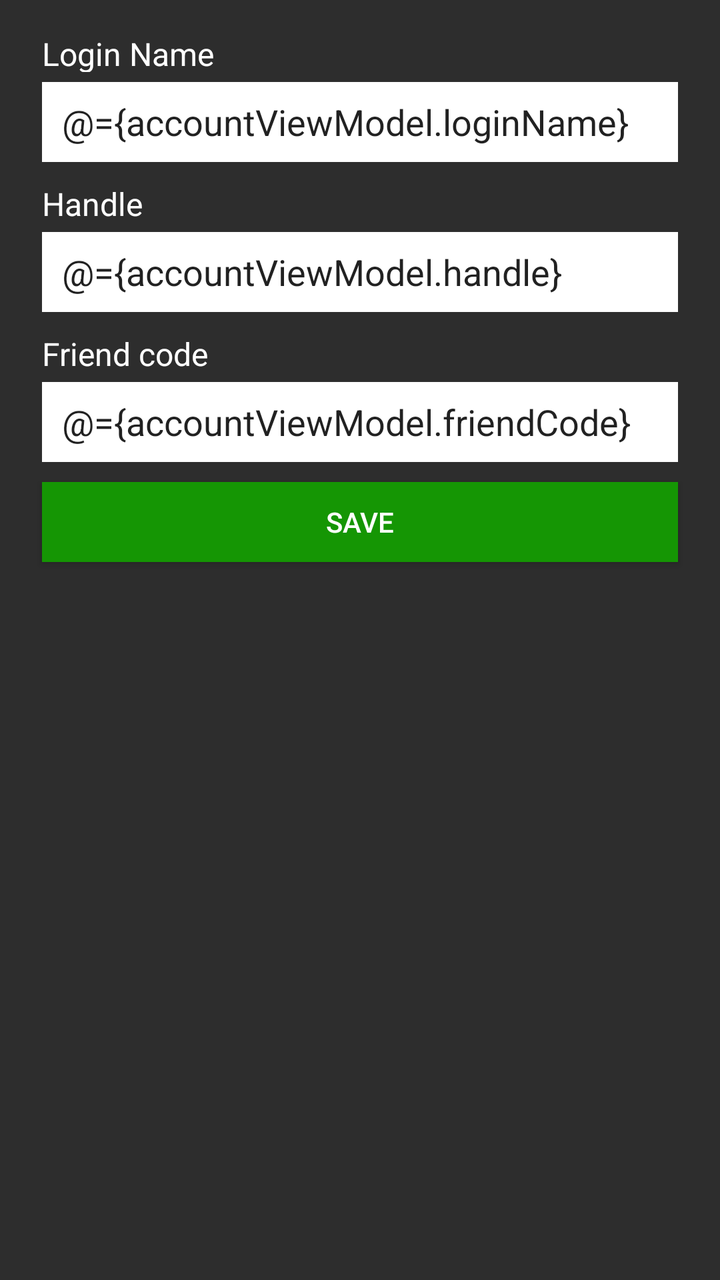
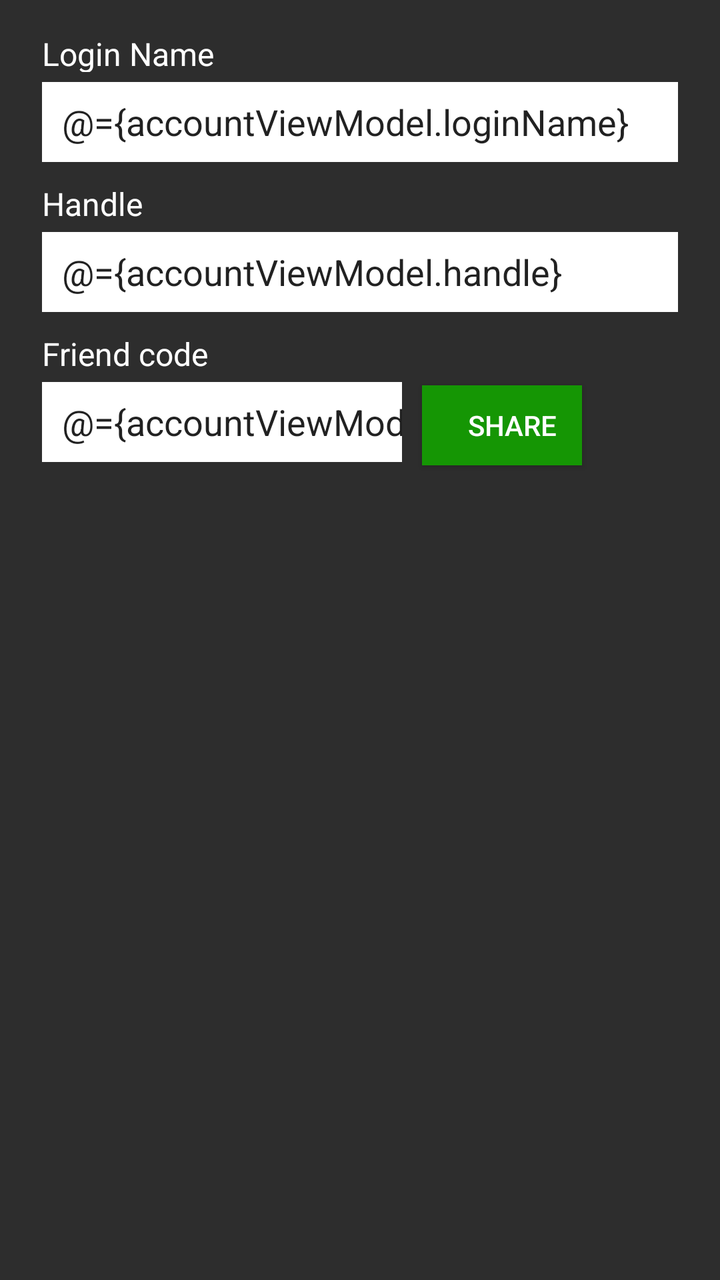

An Android layout rendered at two revisions. The XML below is the earlier revision; the diff shows what the commit changed to produce the second picture.
<!-- AndroidManifest.xml: application theme AppTheme -->
<!-- res/layout/activity_account.xml -->
<layout xmlns:android="http://schemas.android.com/apk/res/android">

    <data>
        <variable
            name="accountViewModel"
            type="robert.purdey.caddytracker.ui.viewmodels.AccountViewModel" />
    </data>

    <RelativeLayout
        xmlns:tools="http://schemas.android.com/tools"
        android:id="@+id/activity_account"
        android:layout_width="match_parent"
        android:layout_height="match_parent"
        android:paddingBottom="@dimen/activity_vertical_margin"
        android:paddingLeft="@dimen/activity_horizontal_margin"
        android:paddingRight="@dimen/activity_horizontal_margin"
        android:paddingTop="@dimen/activity_vertical_margin"
        android:background="@color/background_gray"
        tools:context="robert.purdey.caddytracker.ui.activities.AccountActivity">

        <LinearLayout
            android:layout_width="fill_parent"
            android:layout_height="fill_parent"
            android:gravity="top"
            android:orientation="vertical">

            
            <TextView
                android:id="@+id/txtv_activity_account_loginname_label"
                android:layout_width="fill_parent"
                android:layout_height="20dp"
                android:textSize="16dp"
                android:text="@string/login_name"
                android:layout_marginLeft="5dp"
                android:textColor="@color/white"/>

            
            <EditText
                android:id="@+id/etxt_activity_account_loginname"
                android:inputType="text|textNoSuggestions"
                android:layout_width="fill_parent"
                android:layout_height="40dp"
                android:layout_margin="5dp"
                android:background="@android:color/white"
                android:paddingLeft="10dp"
                android:maxLines="1"
                android:text="@={accountViewModel.loginName}"/>

            
            <TextView
                android:id="@+id/txtv_activity_account_handle_label"
                android:layout_width="fill_parent"
                android:layout_height="20dp"
                android:textSize="16dp"
                android:text="@string/handle"
                android:layout_marginTop="5dp"
                android:layout_marginLeft="5dp"
                android:textColor="@color/white"/>

            
            <EditText
                android:id="@+id/etxt_activity_account_handle"
                android:inputType="text|textNoSuggestions"
                android:layout_width="fill_parent"
                android:layout_height="40dp"
                android:layout_margin="5dp"
                android:background="@android:color/white"
                android:paddingLeft="10dp"
                android:maxLines="1"
                android:text="@={accountViewModel.handle}"/>

            
            <TextView
                android:id="@+id/txtv_activity_account_friend_code_label"
                android:layout_width="fill_parent"
                android:layout_height="20dp"
                android:textSize="16dp"
                android:text="@string/friend_code"
                android:layout_marginTop="5dp"
                android:layout_marginLeft="5dp"
                android:textColor="@color/white"/>

            
            <EditText
                android:id="@+id/etxt_activity_account_friend_code"
                android:layout_width="fill_parent"
                android:layout_height="40dp"
                android:layout_margin="5dp"
                android:background="@android:color/white"
                android:paddingLeft="10dp"
                android:maxLines="1"
                android:clickable="false"
                android:inputType="textNoSuggestions"
                android:text="@={accountViewModel.friendCode}" />

            
            <Button
                android:id="@+id/bttn_activity_account_save"
                android:textColor="@color/white"
                android:background="@color/button_green"
                android:layout_width="fill_parent"
                android:layout_height="40dp"
                android:layout_below="@+id/s"
                android:layout_margin="5dp"
                android:text="@string/save"
                android:onClick="onSave"/>

        </LinearLayout>

    </RelativeLayout>

</layout>
<!-- resources referenced by this layout -->
<resources>
  <color name="background_gray">#2d2d2d</color>
  <color name="button_green">#159604</color>
  <color name="white">#ffffff</color>
  <dimen name="activity_horizontal_margin">16dp</dimen>
  <dimen name="activity_vertical_margin">16dp</dimen>
  <string name="friend_code">Friend code</string>
  <string name="handle">Handle</string>
  <string name="login_name">Login Name</string>
  <string name="save">Save</string>
  <style name="AppTheme" parent="Theme.AppCompat.Light.DarkActionBar">
          
          <item name="colorPrimary">@color/colorPrimary</item>
          <item name="colorPrimaryDark">@color/colorPrimaryDark</item>
          <item name="colorAccent">@color/colorAccent</item>
      </style>
  <color name="colorPrimary">#3F51B5</color>
  <color name="colorPrimaryDark">#303F9F</color>
  <color name="colorAccent">#FF4081</color>
</resources>

<!-- the commit's change to res/layout/activity_account.xml (unified diff, before → after) -->
@@ -80,18 +80,38 @@
                 android:layout_marginLeft="5dp"
                 android:textColor="@color/white"/>
 
-            
-            <EditText
-                android:id="@+id/etxt_activity_account_friend_code"
-                android:layout_width="fill_parent"
-                android:layout_height="40dp"
-                android:layout_margin="5dp"
-                android:background="@android:color/white"
-                android:paddingLeft="10dp"
-                android:maxLines="1"
-                android:clickable="false"
-                android:inputType="textNoSuggestions"
-                android:text="@={accountViewModel.friendCode}" />
+        <LinearLayout
+            android:layout_width="fill_parent"
+            android:layout_height="fill_parent"
+            android:gravity="top"
+            android:orientation="horizontal">
+
+                
+                <EditText
+                    android:id="@+id/etxt_activity_account_friend_code"
+                    android:layout_width="180dp"
+                    android:layout_height="40dp"
+                    android:layout_margin="5dp"
+                    android:background="@android:color/white"
+                    android:paddingLeft="10dp"
+                    android:maxLines="1"
+                    android:clickable="false"
+                    android:inputType="textNoSuggestions"
+                    android:text="@={accountViewModel.friendCode}" />
+
+                
+                <Button
+                    android:id="@+id/bttn_activity_account_share_friend_code"
+                    android:onClick="onShareFriendCode"
+                    android:layout_width="80dp"
+                    android:layout_height="40dp"
+                    android:layout_margin="5dp"
+                    android:textColor="@color/white"
+                    android:background="@color/button_green"
+                    android:paddingLeft="10dp"
+                    android:text="@string/share" />
+
+            </LinearLayout>
 
             
             <Button
@@ -100,7 +120,6 @@
                 android:background="@color/button_green"
                 android:layout_width="fill_parent"
                 android:layout_height="40dp"
-                android:layout_below="@+id/s"
                 android:layout_margin="5dp"
                 android:text="@string/save"
                 android:onClick="onSave"/>
<!-- resource entries referenced after the edit -->
@@ -9,6 +9,7 @@
   <string name="handle">Handle</string>
   <string name="login_name">Login Name</string>
   <string name="save">Save</string>
+  <string name="share">Share</string>
   <style name="AppTheme" parent="Theme.AppCompat.Light.DarkActionBar">
           
           <item name="colorPrimary">@color/colorPrimary</item>
